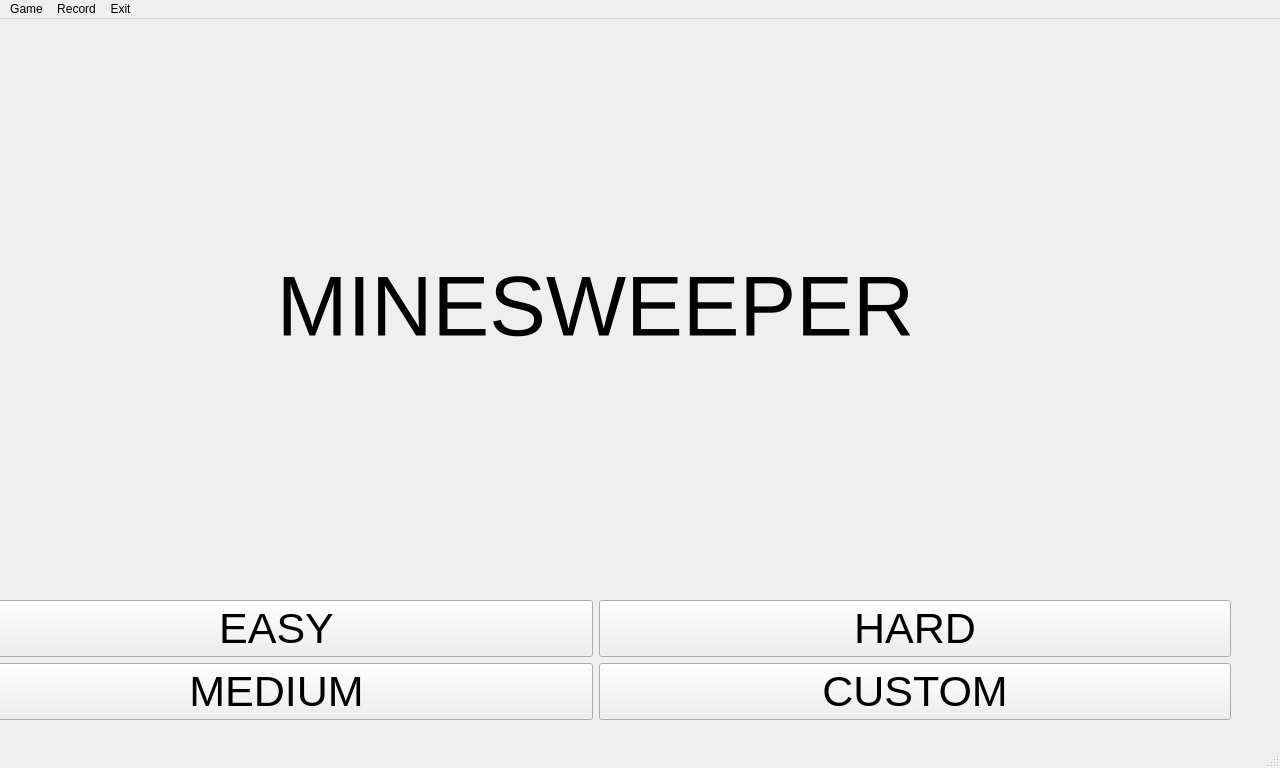
The window that mainwindow.ui (Goldfish9901-2/minesweeper-qt) describes before a commit, drawn with Qt 5.
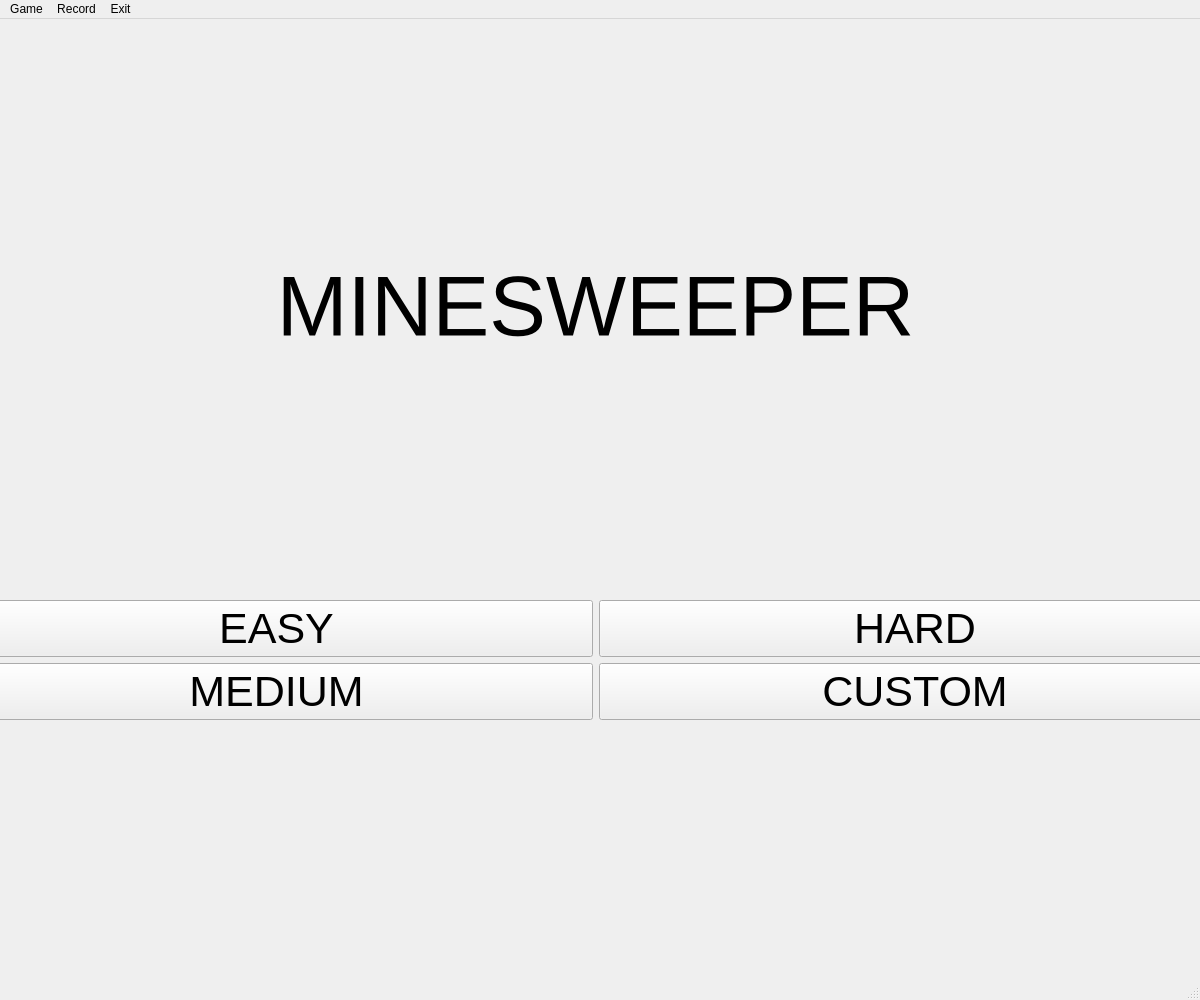
The same window after the commit.

Commit message: windows package success

```diff
--- a/mainwindow.ui
+++ b/mainwindow.ui
@@ -6,16 +6,10 @@
    <rect>
     <x>0</x>
     <y>0</y>
-    <width>1280</width>
-    <height>768</height>
+    <width>1200</width>
+    <height>1000</height>
    </rect>
   </property>
-  <property name="sizePolicy">
-   <sizepolicy hsizetype="Expanding" vsizetype="Expanding">
-    <horstretch>0</horstretch>
-    <verstretch>0</verstretch>
-   </sizepolicy>
-  </property>
   <property name="windowTitle">
    <string>MainWindow</string>
   </property>
@@ -23,6 +17,9 @@
    <enum>QTabWidget::Rounded</enum>
   </property>
   <widget class="QWidget" name="centralwidget">
+   <property name="enabled">
+    <bool>true</bool>
+   </property>
    <widget class="QWidget" name="verticalLayoutWidget">
     <property name="geometry">
      <rect>
@@ -125,8 +122,8 @@
     <rect>
      <x>0</x>
      <y>0</y>
-     <width>1280</width>
-     <height>24</height>
+     <width>1200</width>
+     <height>20</height>
     </rect>
    </property>
    <widget class="QMenu" name="menuMineSweeper">
```
Left out of the diff: 6 changed lines with no effect on the pictures. The commit also changes 5 other files.
